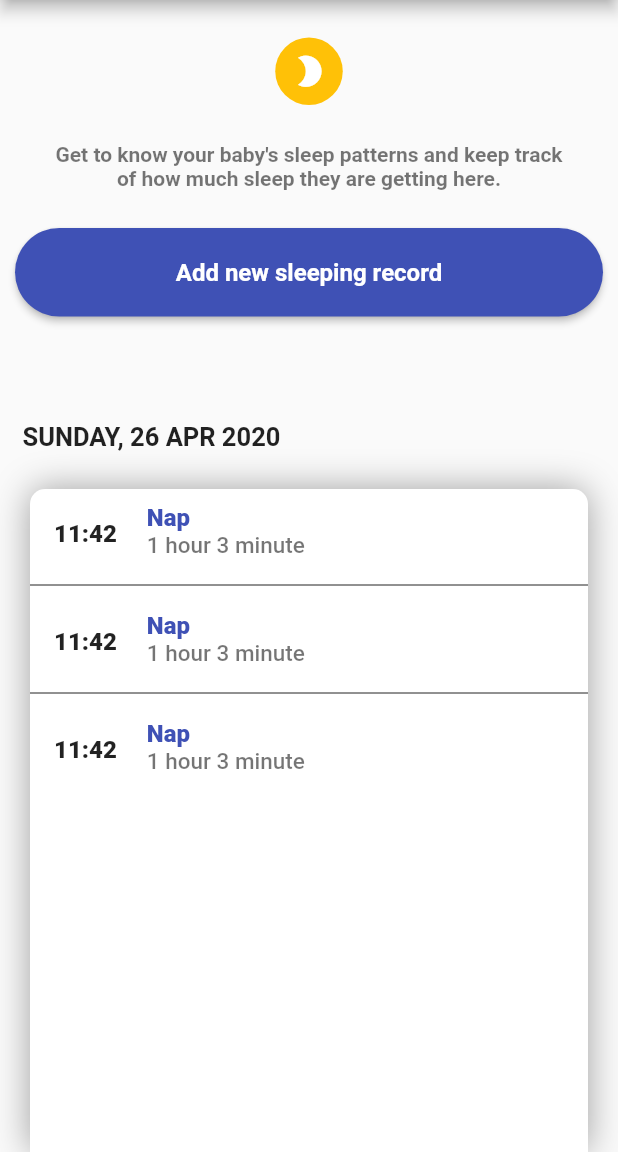
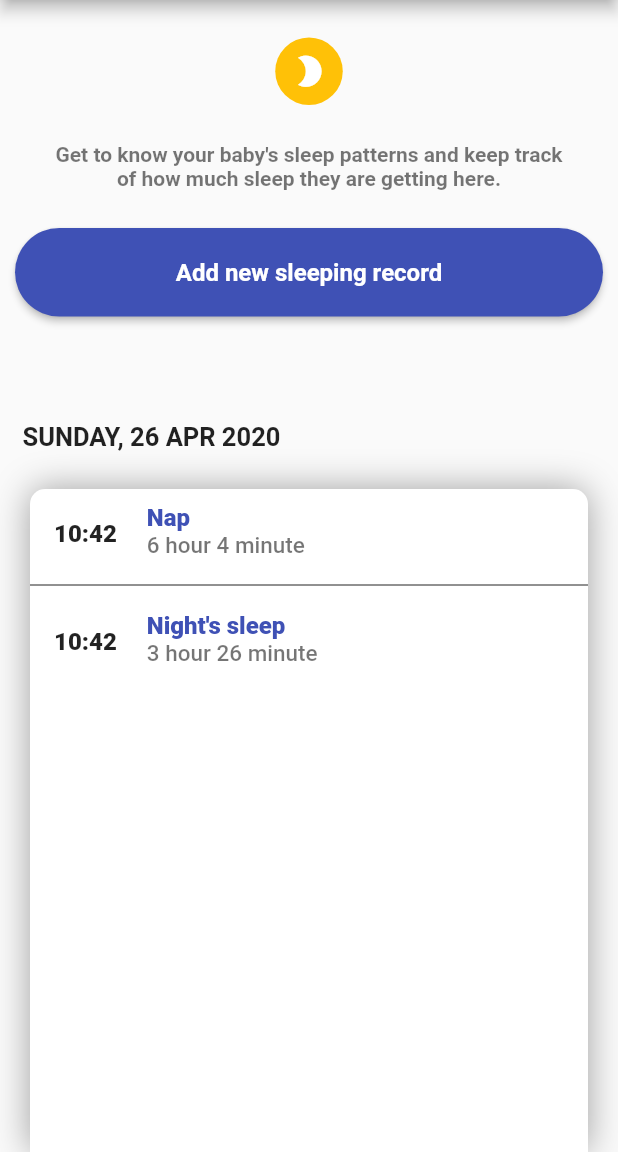
Before and after one commit to lewandowski-jan/SleepTracker, a Flutter app: the screen it shows after launch, on a phone screen of 412 x 824 dp, the part 84-1236 px from its top. Run offline on Flutter 3.47's test engine with Material 2 defaults, Android fonts, the phone set to English and light mode, and no system bars.

Commit message:
added sleeprecord, homepage listview uses data from sleepRecords list

```diff
--- a/lib/main.dart
+++ b/lib/main.dart
@@ -1,8 +1,14 @@
 import 'package:flutter/material.dart';
 
 import './pages/homepage.dart';
+import './sleeprecord.dart';
 
 void main() => runApp(MyApp());
+
+List<SleepRecord> sleepRecords = [
+  SleepRecord("10:42", "Nap", "6 hour 4 minute"),
+  SleepRecord("10:42", "Night's sleep", "3 hour 26 minute"),
+];
 
 class MyApp extends StatelessWidget {
   @override
@@ -12,7 +18,7 @@ class MyApp extends StatelessWidget {
       theme: ThemeData(
         primarySwatch: Colors.amber,
       ),
-      home: MyHomePage(title: 'Sleep Tracker'),
+      home: MyHomePage(title: 'Sleep Tracker', sleepRecords: sleepRecords),
     );
   }
 }
--- a/lib/pages/homepage.dart
+++ b/lib/pages/homepage.dart
@@ -1,14 +1,17 @@
 import 'package:flutter/material.dart';
 
 import '../functions.dart';
+import '../sleeprecord.dart';
 
 class MyHomePage extends StatefulWidget {
   MyHomePage({
     Key key,
     this.title,
+    this.sleepRecords,
   }) : super(key: key);
 
   final String title;
+  final List<SleepRecord> sleepRecords;
 
   @override
   State<StatefulWidget> createState() => _MyHomePageState();
@@ -110,9 +113,12 @@ class _MyHomePageState extends State<MyHomePage> {
                     ),
                   ),
                   child: ListView.separated(
-                    itemCount: 3,
+                    itemCount: widget.sleepRecords.length,
                     itemBuilder: (context, index) {
-                      return getListTile("11:42", "Nap", "1 hour 3 minute");
+                      return getListTile(
+                        widget.sleepRecords[index].time,
+                        widget.sleepRecords[index].type,
+                        widget.sleepRecords[index].duration);
                     },
                     separatorBuilder: (context, index) => Divider(
                       color: Colors.black87,
--- /dev/null
+++ b/lib/sleeprecord.dart
@@ -0,0 +1,7 @@
+class SleepRecord {
+  String time;
+  String type;
+  String duration;
+
+  SleepRecord(this.time, this.type, this.duration);
+}
```
